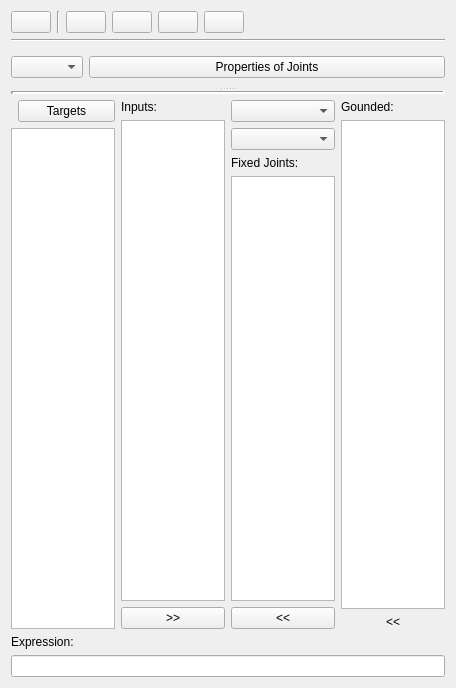
Qt form core/synthesis/collections/configure_widget.ui (KmolYuan/Pyslvs-UI) before a commit.
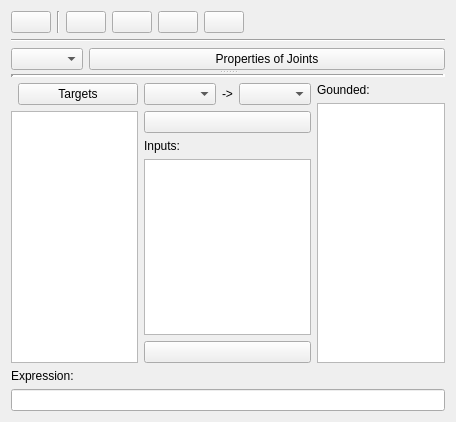
The same form after that commit. Icons and pictures are not drawn.

```diff
--- a/core/synthesis/collections/configure_widget.ui
+++ b/core/synthesis/collections/configure_widget.ui
@@ -7,7 +7,7 @@
     <x>0</x>
     <y>0</y>
     <width>456</width>
-    <height>688</height>
+    <height>422</height>
    </rect>
   </property>
   <property name="windowTitle">
@@ -17,7 +17,7 @@
    <iconset resource="../../../icons.qrc">
     <normaloff>:/icons/configure.png</normaloff>:/icons/configure.png</iconset>
   </property>
-  <layout class="QVBoxLayout" name="verticalLayout_6">
+  <layout class="QVBoxLayout" name="verticalLayout_4">
    <item>
     <layout class="QHBoxLayout" name="horizontalLayout_4">
      <item>
@@ -192,6 +192,31 @@
          </item>
          <item>
           <layout class="QVBoxLayout" name="verticalLayout_2">
+           <item>
+            <layout class="QHBoxLayout" name="horizontalLayout_5">
+             <item>
+              <widget class="QComboBox" name="driver_base"/>
+             </item>
+             <item>
+              <widget class="QLabel" name="driver_arrow_label">
+               <property name="text">
+                <string>-&gt;</string>
+               </property>
+              </widget>
+             </item>
+             <item>
+              <widget class="QComboBox" name="driver_rotator"/>
+             </item>
+            </layout>
+           </item>
+           <item>
+            <widget class="QPushButton" name="driver_add">
+             <property name="icon">
+              <iconset resource="../../../icons.qrc">
+               <normaloff>:/icons/motor.png</normaloff>:/icons/motor.png</iconset>
+             </property>
+            </widget>
+           </item>
            <item>
             <widget class="QLabel" name="driver_label">
              <property name="text">
@@ -208,39 +233,9 @@
            </item>
            <item>
             <widget class="QPushButton" name="driver_del">
-             <property name="text">
-              <string>&gt;&gt;</string>
-             </property>
-            </widget>
-           </item>
-          </layout>
-         </item>
-         <item>
-          <layout class="QVBoxLayout" name="verticalLayout_4">
-           <item>
-            <widget class="QComboBox" name="driver_base"/>
-           </item>
-           <item>
-            <widget class="QComboBox" name="driver_rotator"/>
-           </item>
-           <item>
-            <widget class="QLabel" name="follower_label">
-             <property name="text">
-              <string>Fixed Joints:</string>
-             </property>
-            </widget>
-           </item>
-           <item>
-            <widget class="QListWidget" name="follower_list">
-             <property name="statusTip">
-              <string>These joints are on the grounded link, the position of them will generate. So they are don't need to have a solution.</string>
-             </property>
-            </widget>
-           </item>
-           <item>
-            <widget class="QPushButton" name="driver_add">
-             <property name="text">
-              <string>&lt;&lt;</string>
+             <property name="icon">
+              <iconset resource="../../../icons.qrc">
+               <normaloff>:/icons/delete.png</normaloff>:/icons/delete.png</iconset>
              </property>
             </widget>
            </item>
@@ -262,16 +257,6 @@
              </property>
             </widget>
            </item>
-           <item>
-            <widget class="QLabel" name="grounded_list_label">
-             <property name="text">
-              <string>&lt;&lt;</string>
-             </property>
-             <property name="alignment">
-              <set>Qt::AlignCenter</set>
-             </property>
-            </widget>
-           </item>
           </layout>
          </item>
         </layout>
```
